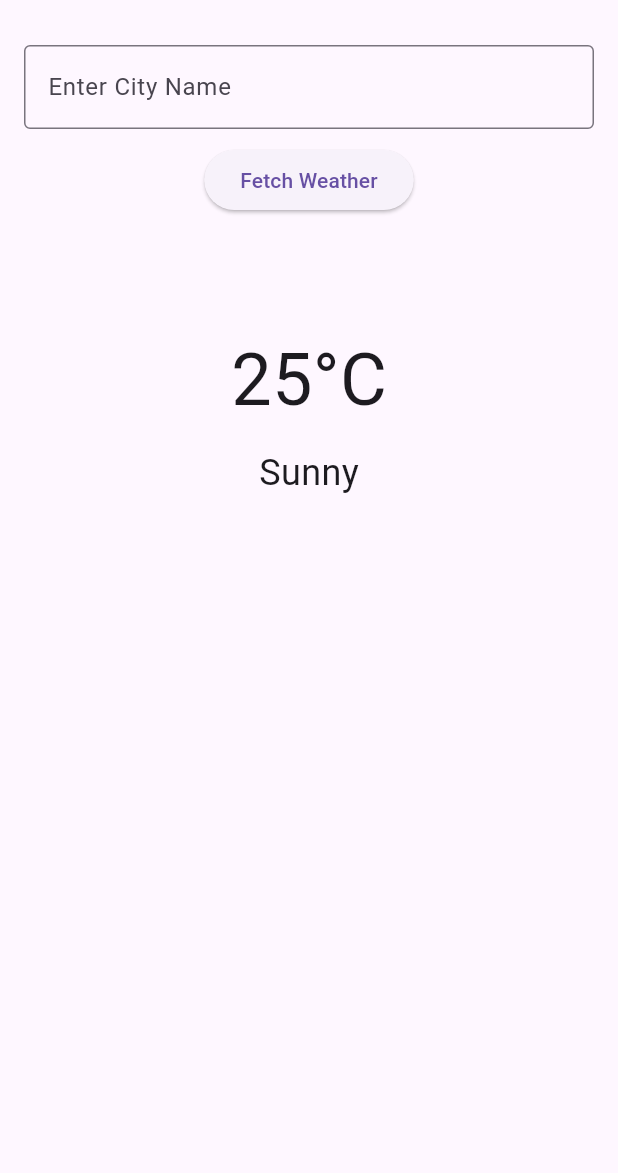
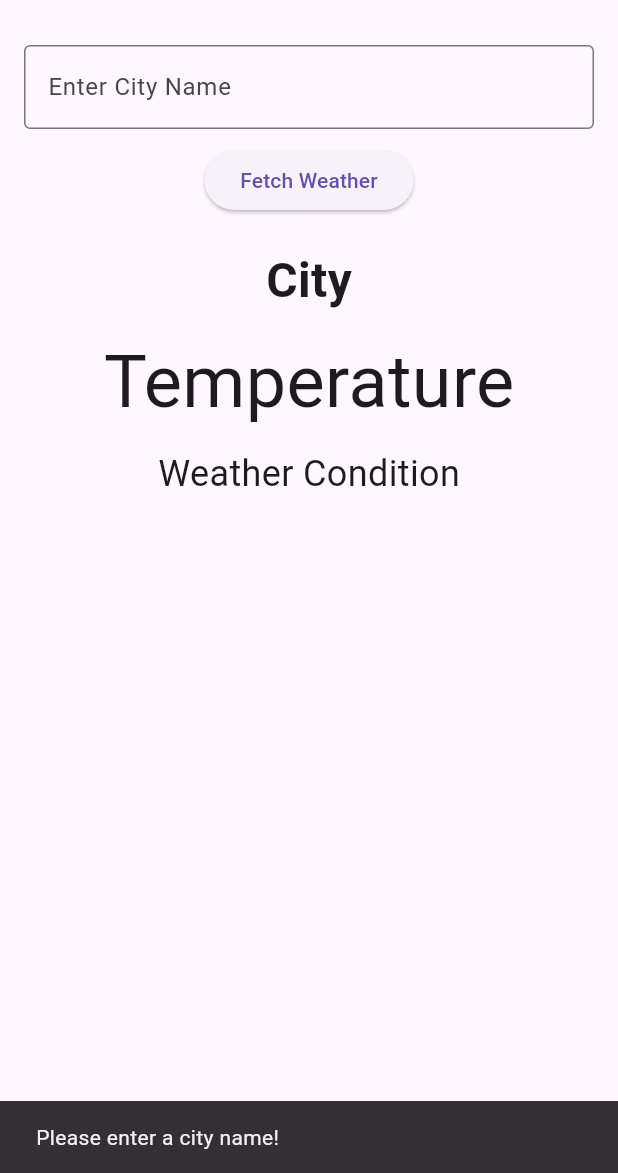
Before and after one commit to gkstl119/weather_info_app, a Flutter app: the screen it shows after launch, after a tap on "Fetch Weather", on a phone screen of 412 x 824 dp, the part 63-1236 px from its top. Run offline on Flutter 3.47's test engine with Material 3 defaults, Android fonts, the phone set to English and light mode, and no system bars.

Commit message:
Simulated weather data for input city

```diff
--- a/lib/main.dart
+++ b/lib/main.dart
@@ -1,3 +1,4 @@
+import 'dart:math'; // Import to generate random numbers
 import 'package:flutter/material.dart';
 
 void main() {
@@ -12,13 +13,12 @@ class WeatherInfoApp extends StatelessWidget {
       theme: ThemeData(
         primarySwatch: Colors.blue,
       ),
-      home: WeatherHomePage(), // Make sure this matches the class name below
+      home: WeatherHomePage(),
     );
   }
 }
 
 class WeatherHomePage extends StatefulWidget {
-  // This is the class being referenced
   @override
   _WeatherHomePageState createState() => _WeatherHomePageState();
 }
@@ -29,12 +29,32 @@ class _WeatherHomePageState extends State<WeatherHomePage> {
   String _temperature = "Temperature";
   String _weatherCondition = "Weather Condition";
 
-  // Method to simulate fetching weather data
+  // Function to simulate fetching weather data
   void _fetchWeatherData() {
+    String enteredCity = _cityController.text;
+    if (enteredCity.isEmpty) {
+      // If no city is entered, show a warning
+      ScaffoldMessenger.of(context).showSnackBar(
+        SnackBar(
+          content: Text('Please enter a city name!'),
+        ),
+      );
+      return;
+    }
+
+    // Generate random temperature between 15°C and 30°C
+    int randomTemperature = 15 + Random().nextInt(16); // 15 to 30
+
+    // Randomly select a weather condition
+    List<String> weatherConditions = ['Sunny', 'Cloudy', 'Rainy'];
+    String randomCondition =
+        weatherConditions[Random().nextInt(weatherConditions.length)];
+
+    // Update the state with the new weather data
     setState(() {
-      _cityName = _cityController.text;
-      _temperature = "25°C"; // Simulated temperature
-      _weatherCondition = "Sunny"; // Simulated weather condition
+      _cityName = enteredCity;
+      _temperature = "$randomTemperature°C";
+      _weatherCondition = randomCondition;
     });
   }
 
```
